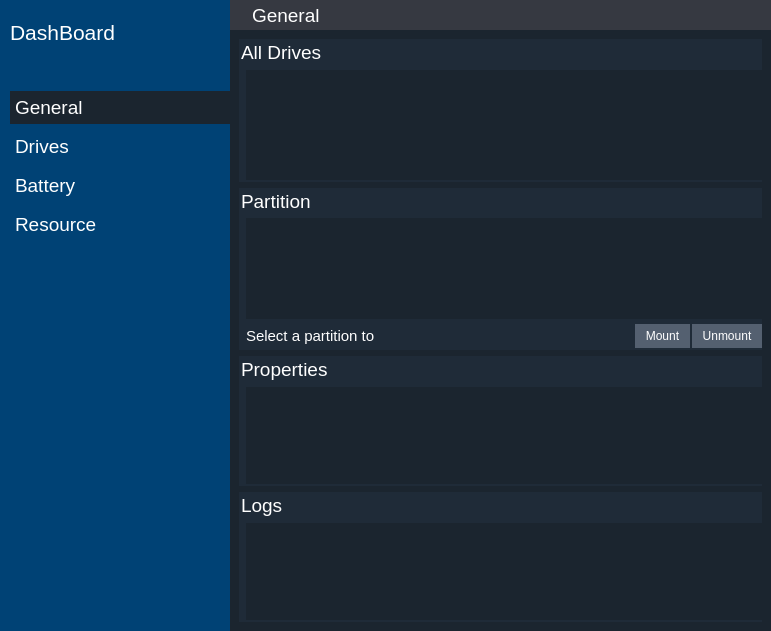
Above: dashboard/dashboard.ui from rahmanshaber/corebox before the change. Below: the same form after it.
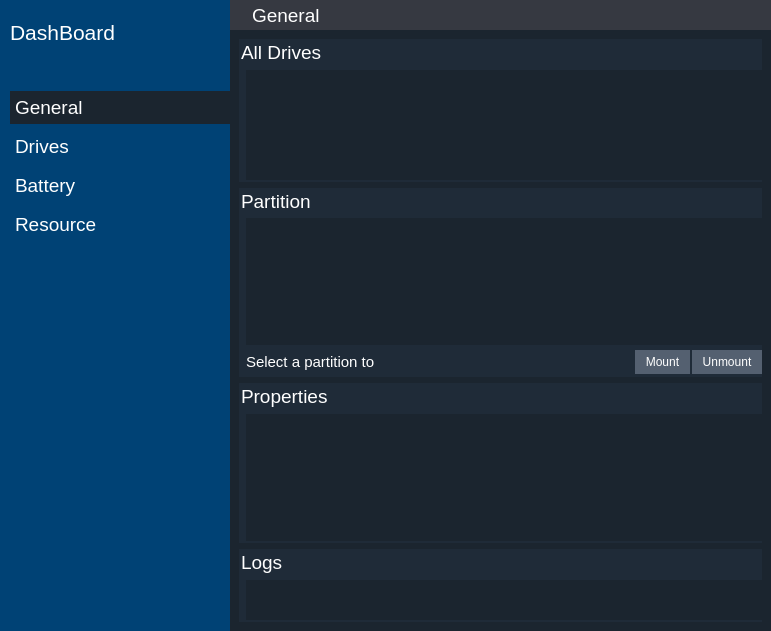
That is the form after the change. Icons and pictures are not drawn.

Patch:
```diff
--- a/dashboard/dashboard.ui
+++ b/dashboard/dashboard.ui
@@ -551,7 +551,7 @@
            <number>0</number>
           </property>
           <property name="bottomMargin">
-           <number>2</number>
+           <number>3</number>
           </property>
           <property name="horizontalSpacing">
            <number>2</number>
@@ -806,6 +806,12 @@
           </item>
           <item row="1" column="1">
            <widget class="QListWidget" name="msgs">
+            <property name="maximumSize">
+             <size>
+              <width>16777215</width>
+              <height>40</height>
+             </size>
+            </property>
             <property name="styleSheet">
              <string notr="true">QWidget{
 background-color:#1B252F;
```
Left out of the diff: 8 changed lines with no effect on the pictures.
